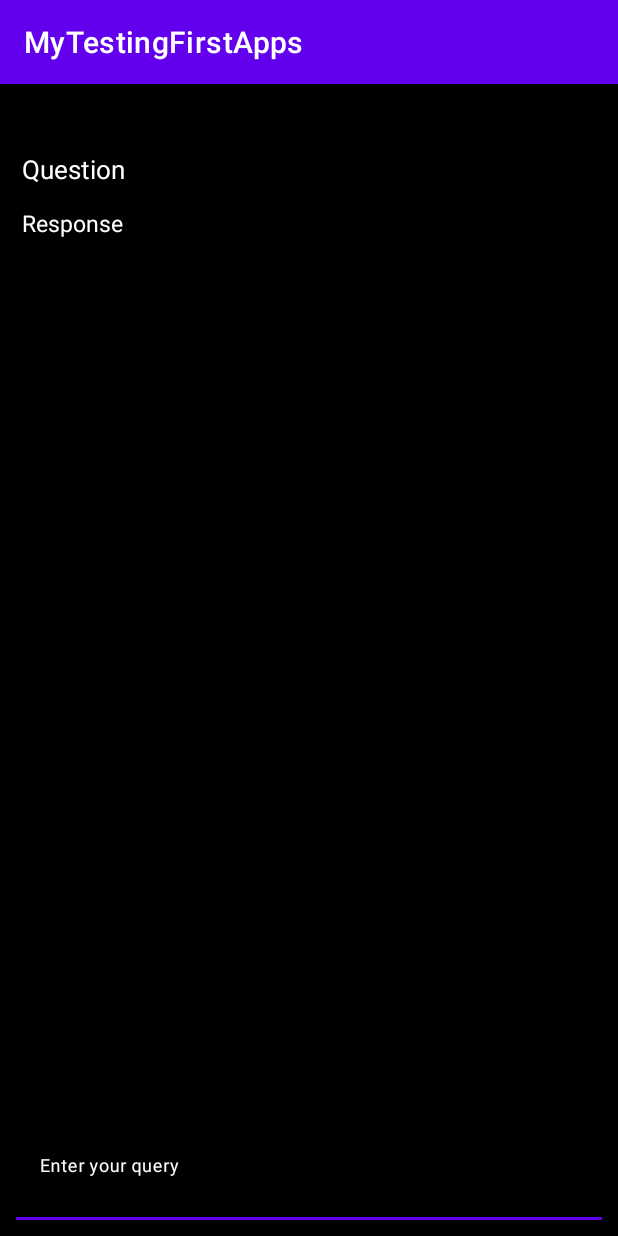
After one commit to anowar1112/AndroidFindLocationAndSearch, an Android app: the ChatGPTActivity screen opened directly, with no data from a screen before it, on a phone screen of 412 x 824 dp. The commit adds this screen. Run offline under Robolectric (Android 15) with nearby library versions, the phone set to English and light mode, and no system bars; our stand-ins replace Volley.

Commit message:
Add ChatGPT Libary
Signed-off-by: Anowar Hossain <anowar1112@gmail.com>

```diff
--- a/app/build.gradle
+++ b/app/build.gradle
@@ -56,4 +56,7 @@ dependencies {
     //Google Map
     implementation 'com.google.android.gms:play-services-maps:18.1.0'
     implementation 'com.google.android.libraries.places:places:3.0.0'
+
+    // below line is used for volley library-chatGPT
+    implementation 'com.android.volley:volley:1.2.0'
 }
--- a/app/src/main/java/com/first/mytestingfirstapps/MainActivity.kt
+++ b/app/src/main/java/com/first/mytestingfirstapps/MainActivity.kt
@@ -29,9 +29,9 @@ class MainActivity : AppCompatActivity() {
             val intent = Intent(this, MapsActivityCurrentPlace::class.java)
              startActivity(intent)
         }
-        val button = findViewById<Button>(R.id.mapButton)
+        val mapButton = findViewById<Button>(R.id.mapButton)
 
-        button.setOnClickListener {
+        mapButton.setOnClickListener {
             val uri = "http://maps.google.com/maps?saddr=dhaka&daddr=rajshahi"
             val intent = Intent(Intent.ACTION_VIEW, Uri.parse(uri))
             intent.setPackage("com.google.android.apps.maps");
--- /dev/null
+++ b/app/src/main/res/layout/activity_chat_gptactivity.xml
@@ -0,0 +1,73 @@
+<?xml version="1.0" encoding="utf-8"?>
+<RelativeLayout xmlns:android="http://schemas.android.com/apk/res/android"
+                xmlns:app="http://schemas.android.com/apk/res-auto"
+                xmlns:tools="http://schemas.android.com/tools"
+                android:layout_width="match_parent"
+                android:layout_height="match_parent"
+                android:background="@color/black"
+                tools:context=".MainActivity">
+
+    <ScrollView
+            android:layout_width="match_parent"
+            android:layout_height="match_parent"
+            android:layout_above="@id/idTILQuery"
+            android:layout_alignParentTop="true"
+            android:layout_margin="5dp"
+            android:padding="5dp">
+
+        <LinearLayout
+                android:layout_width="match_parent"
+                android:layout_height="match_parent"
+                android:orientation="vertical">
+
+            <!-- text view for displaying question-->
+            <TextView
+                    android:id="@+id/idTVQuestion"
+                    android:layout_width="match_parent"
+                    android:layout_height="match_parent"
+                    android:layout_marginTop="30dp"
+                    android:padding="4dp"
+                    android:text="Question"
+                    android:textColor="@color/white"
+                    android:textSize="17sp" />
+
+            <!-- text view for displaying response-->
+            <TextView
+                    android:id="@+id/idTVResponse"
+                    android:layout_width="match_parent"
+                    android:layout_height="match_parent"
+                    android:layout_marginTop="5dp"
+                    android:padding="4dp"
+                    android:text="Response"
+                    android:textColor="@color/white"
+                    android:textSize="15sp" />
+        </LinearLayout>
+
+    </ScrollView>
+    <!-- text field for asking question-->
+    <com.google.android.material.textfield.TextInputLayout
+            android:id="@+id/idTILQuery"
+            android:layout_width="match_parent"
+            android:layout_height="wrap_content"
+            android:layout_alignParentBottom="true"
+            android:layout_margin="5dp"
+            android:hint="Enter your query"
+            android:padding="5dp"
+            android:textColorHint="@color/white"
+            app:hintTextColor="@color/white">
+
+        <com.google.android.material.textfield.TextInputEditText
+                android:id="@+id/idEdtQuery"
+                android:layout_width="match_parent"
+                android:layout_height="match_parent"
+                android:background="@color/black"
+                android:drawableTint="@color/white"
+                android:ems="10"
+                android:imeOptions="actionSend"
+                android:importantForAutofill="no"
+                android:inputType="textEmailAddress"
+                android:textColor="@color/white"
+                android:textColorHint="@color/white"
+                android:textSize="14sp" />
+    </com.google.android.material.textfield.TextInputLayout>
+</RelativeLayout>
--- a/app/src/main/res/layout/activity_second.xml
+++ b/app/src/main/res/layout/activity_second.xml
@@ -44,10 +44,10 @@
             app:layout_constraintEnd_toEndOf="parent"/>
 
     <Button
-            android:id="@+id/broadCastMessage"
+            android:id="@+id/chatGPT"
             android:layout_width="200dp"
             android:layout_height="100dp"
-            android:text="@string/send_broadcast_message"
+            android:text="@string/chat_gpt"
             android:textColor="@color/black"
             android:background="@color/cardview_light_background"
             android:layout_marginTop="10dp"
--- a/app/src/main/res/values/strings.xml
+++ b/app/src/main/res/values/strings.xml
@@ -13,4 +13,5 @@
     <string name="go_to_google_map">Go To Google Map</string>
     <string name="open_google_map_here">Open Google Map Here</string>
     <string name="send_broadcast_message">Send BroadCast Message</string>
+    <string name="chat_gpt">Chat GPT</string>
 </resources>
```
Also changed, not shown: app/src/main/AndroidManifest.xml (+9 -5 lines), app/src/main/java/com/first/mytestingfirstapps/SecondActivity.kt (+6 -4 lines), app/src/main/java/com/first/mytestingfirstapps/chatGPT/ChatGPTActivity.kt (added, +110 -0 lines).
